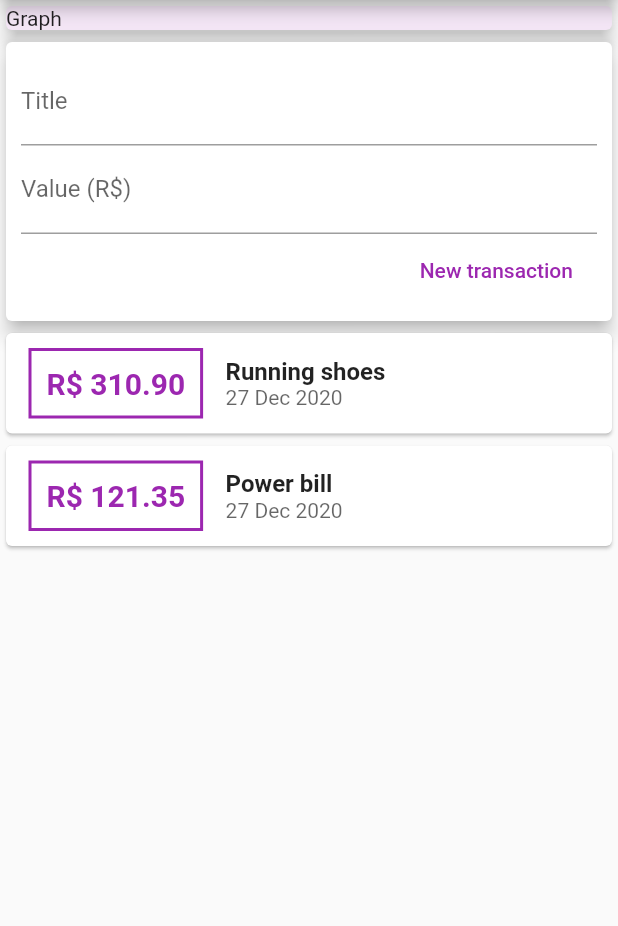
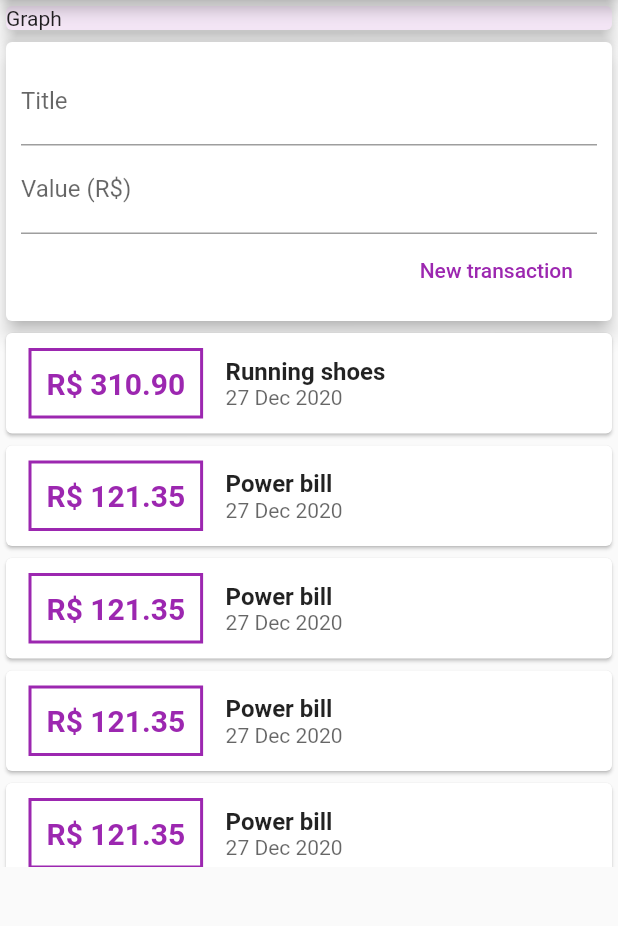
Before and after one commit to brunaoliveira/expenses_app, a Flutter app: the screen it shows after launch, on a phone screen of 412 x 824 dp, the part 84-1010 px from its top. Run offline on Flutter 3.47's test engine with Material 2 defaults, Android fonts, the phone set to English and light mode, and no system bars.

Commit message:
add list view builder to render transactitions on demand

```diff
--- a/lib/components/transaction_list.dart
+++ b/lib/components/transaction_list.dart
@@ -9,8 +9,12 @@ class TransactionList extends StatelessWidget {
 
   @override
   Widget build(BuildContext context) {
-    return Column(
-      children: transactions.map((transaction) {
+    return Container(
+      height: 360,
+      child: ListView.builder(
+        itemCount: transactions.length,
+        itemBuilder: (ctxt, index) {
+          final transaction = transactions[index];
           return Card(
             child: Row(
               children: <Widget>[
@@ -56,7 +60,8 @@ class TransactionList extends StatelessWidget {
               ],
             ),
           );
-      }).toList(),
+        },
+      ),
     );
   }
 }
--- a/lib/components/transaction_user.dart
+++ b/lib/components/transaction_user.dart
@@ -15,6 +15,48 @@ class _TransactionUserState extends State<TransactionUser> {
       id: 't1',
       title: 'Running shoes',
       value: 310.90,
+      date: DateTime.now(),
+    ),
+    Transaction(
+      id: 't2',
+      title: 'Power bill',
+      value: 121.35,
+      date: DateTime.now(),
+    ),
+    Transaction(
+      id: 't2',
+      title: 'Power bill',
+      value: 121.35,
+      date: DateTime.now(),
+    ),
+    Transaction(
+      id: 't2',
+      title: 'Power bill',
+      value: 121.35,
+      date: DateTime.now(),
+    ),
+    Transaction(
+      id: 't2',
+      title: 'Power bill',
+      value: 121.35,
+      date: DateTime.now(),
+    ),
+    Transaction(
+      id: 't2',
+      title: 'Power bill',
+      value: 121.35,
+      date: DateTime.now(),
+    ),
+    Transaction(
+      id: 't2',
+      title: 'Power bill',
+      value: 121.35,
+      date: DateTime.now(),
+    ),
+    Transaction(
+      id: 't2',
+      title: 'Power bill',
+      value: 121.35,
       date: DateTime.now(),
     ),
     Transaction(
```
Lines whose indentation alone changed are shown as unchanged.
